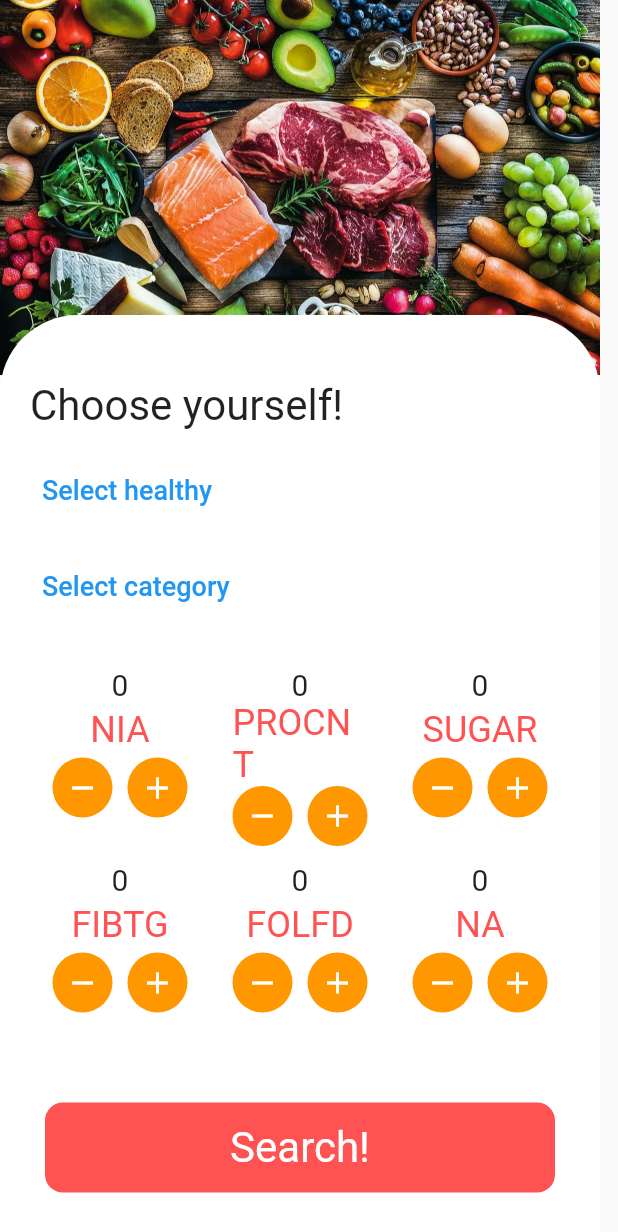
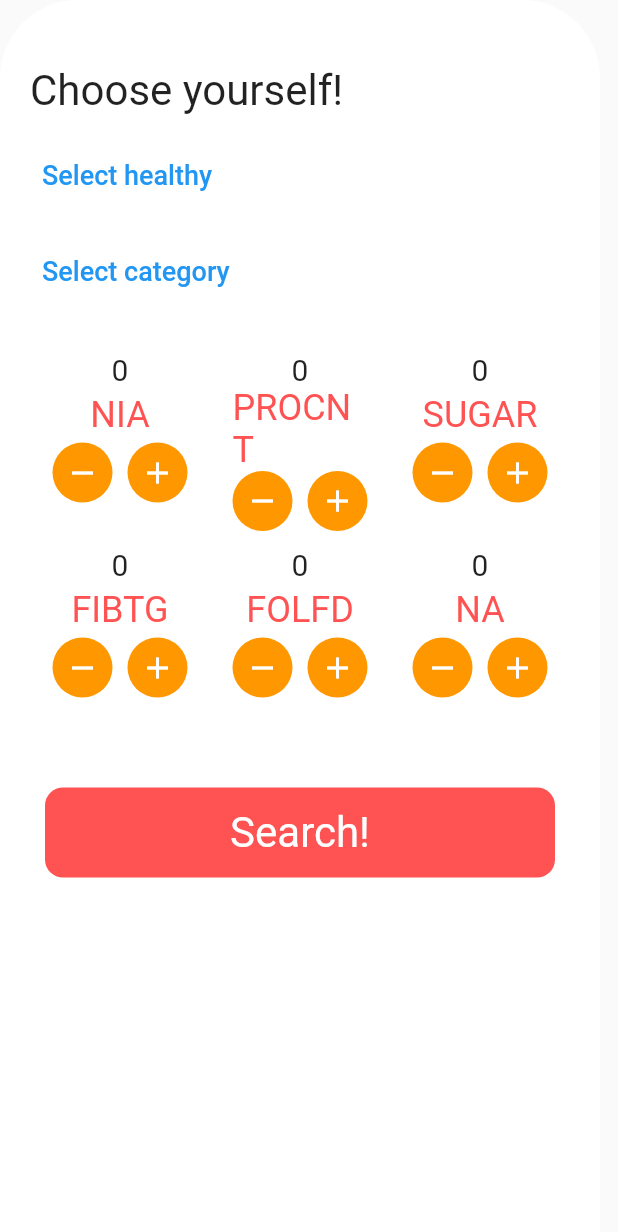
Before and after one commit to ahadjonovss/food_recipe_app, a Flutter app: the SearchPage screen opened directly, on a phone screen of 412 x 824 dp. Shown: the top 1232 px of the screen. Run offline on Flutter 3.47's test engine with Material 2 defaults, Android fonts, the phone set to English and light mode, and no system bars; drawn by our look-alikes of zoom_tap_animation; our stand-ins replace bloc, cached_network_image, dio, flutter_bloc, get_it, google_fonts and 2 more; missing offline and left inert: drop_down_list, textfield_search; network calls fail; Roboto replaces fonts that are missing (Alatsi).

```diff
--- a/lib/bloc/home_page_bloc/home_page_bloc.dart
+++ b/lib/bloc/home_page_bloc/home_page_bloc.dart
@@ -53,8 +53,6 @@ class HomePageBloc extends Bloc<HomePageEvent, HomePageState> {
       url.write(i);
     }
     nutrients.clear();
-    print("NUTRIENTS   SSSSSS");
-    print(nutrients);
     emit(GettingMealsInProgressState());
     await Future.delayed(Duration(seconds: 2));
     MyResponse foods = await getIt<ApiService>().getSelectedFoods(url.toString());
--- a/lib/ui/home/home_page.dart
+++ b/lib/ui/home/home_page.dart
@@ -72,6 +72,9 @@ class _HomePageState extends State<HomePage> {
                         }),
                   ),
                   InkWell(
+                    onLongPress: () {
+                      showModalBottomSheet(context: context, builder: (context) => SearchPage(),);
+                    },
                     onTap: () {
                       if(controller.text.isEmpty){
                         Navigator.push(context, MaterialPageRoute(builder: (context) => SearchPage(),));
--- a/lib/ui/search/search_page.dart
+++ b/lib/ui/search/search_page.dart
@@ -63,25 +63,13 @@ class SearchPage extends StatelessWidget {
           }
 
         },
+        child: SingleChildScrollView(
+          physics: const BouncingScrollPhysics(),
           child: SizedBox(
             height: MediaQuery.of(context).size.height,
             width: 400,
-          child: Stack(
-            children: [
-              Container(
-                height: 250,
-                decoration: const BoxDecoration(
-                  image: DecorationImage(
-                    image: AssetImage('assets/foods.png'),
-                    fit: BoxFit.cover
-                  )
-                ),
-              ),
-              Positioned(
-                top: 210,
             child: Container(
               padding: const EdgeInsets.all(20),
-                    height: 680,
               width: 400,
               decoration: const BoxDecoration(
                 borderRadius: BorderRadius.only(topLeft: Radius.circular(52),topRight: Radius.circular(52)),
@@ -140,8 +128,7 @@ class SearchPage extends StatelessWidget {
                   )
                 ],
               ),
-                  ))
-            ],
+            ),
           ),
         ),
       ),
--- a/pubspec.yaml
+++ b/pubspec.yaml
@@ -45,6 +45,7 @@ dependencies:
   lottie: ^2.2.0
   drop_down_list: ^0.0.4
   zoom_tap_animation: ^1.1.0
+  modal_bottom_sheet: ^2.1.2
 
 dev_dependencies:
   flutter_test:
```
Also changed, not shown: pubspec.lock. Lines whose indentation alone changed are shown as unchanged.
